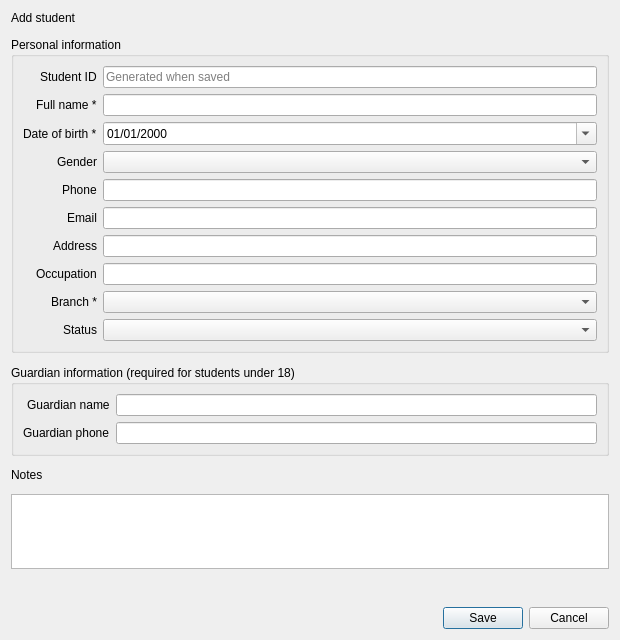
nhutruong-uit/imcp, file src/presentation/students/StudentFormDialog.ui: the form before one commit.
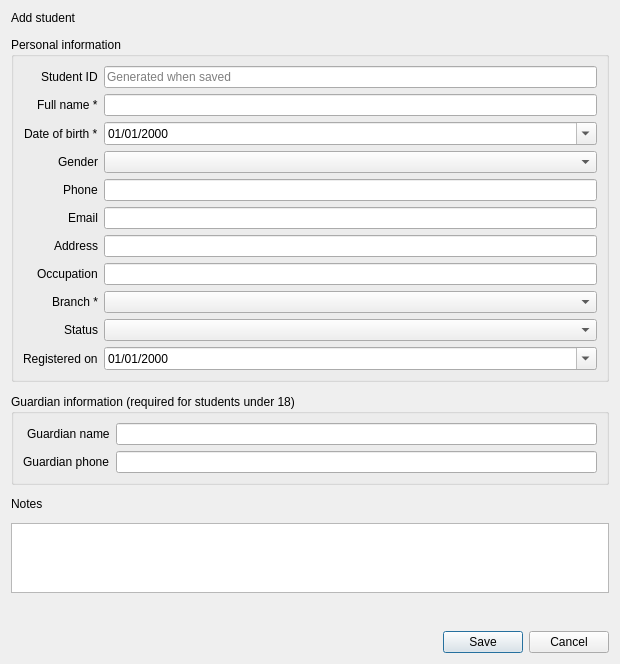
The form after the commit.

The edit to the form file:
```diff
--- a/src/presentation/students/StudentFormDialog.ui
+++ b/src/presentation/students/StudentFormDialog.ui
@@ -155,6 +155,23 @@
       <item row="9" column="1">
        <widget class="QComboBox" name="statusCombo"/>
       </item>
+      <item row="10" column="0">
+       <widget class="QLabel" name="registeredOnLabel">
+        <property name="text">
+         <string>Registered on</string>
+        </property>
+       </widget>
+      </item>
+      <item row="10" column="1">
+       <widget class="QDateEdit" name="registeredOnEdit">
+        <property name="displayFormat">
+         <string notr="true">dd/MM/yyyy</string>
+        </property>
+        <property name="calendarPopup">
+         <bool>true</bool>
+        </property>
+       </widget>
+      </item>
      </layout>
     </widget>
    </item>
```
